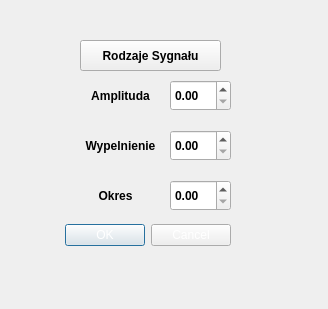
First picture: the form in oknogenerator.ui, repository 1jw310844/Projekt-03.02.25, before the edit.
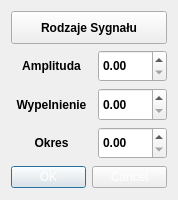
Second picture: the form after the edit.

Patch:
```diff
--- a/oknogenerator.ui
+++ b/oknogenerator.ui
@@ -6,8 +6,8 @@
    <rect>
     <x>0</x>
     <y>0</y>
-    <width>328</width>
-    <height>309</height>
+    <width>178</width>
+    <height>200</height>
    </rect>
   </property>
   <property name="sizePolicy">
@@ -18,8 +18,8 @@
   </property>
   <property name="minimumSize">
    <size>
-    <width>80</width>
-    <height>60</height>
+    <width>175</width>
+    <height>200</height>
    </size>
   </property>
   <property name="maximumSize">
@@ -40,41 +40,24 @@
   <property name="modal">
    <bool>true</bool>
   </property>
-  <widget class="QDialogButtonBox" name="ZatwierdzenieUstawien">
-   <property name="geometry">
-    <rect>
-     <x>40</x>
-     <y>200</y>
-     <width>191</width>
-     <height>71</height>
-    </rect>
-   </property>
-   <property name="font">
-    <font>
-     <bold>true</bold>
-    </font>
-   </property>
-   <property name="mouseTracking">
-    <bool>true</bool>
-   </property>
-   <property name="styleSheet">
-    <string notr="true">color: white</string>
-   </property>
-   <property name="orientation">
-    <enum>Qt::Orientation::Horizontal</enum>
-   </property>
-   <property name="standardButtons">
-    <set>QDialogButtonBox::StandardButton::Cancel|QDialogButtonBox::StandardButton::Ok</set>
-   </property>
-  </widget>
+  <layout class="QVBoxLayout" name="verticalLayout_3">
+   <item>
+    <layout class="QVBoxLayout" name="verticalLayout_2">
+     <item>
+      <layout class="QVBoxLayout" name="verticalLayout">
+       <item>
   <widget class="QToolButton" name="RodzajeSygnalu">
-   <property name="geometry">
-    <rect>
-     <x>80</x>
-     <y>40</y>
+         <property name="sizePolicy">
+          <sizepolicy hsizetype="Minimum" vsizetype="Minimum">
+           <horstretch>0</horstretch>
+           <verstretch>0</verstretch>
+          </sizepolicy>
+         </property>
+         <property name="minimumSize">
+          <size>
      <width>141</width>
      <height>31</height>
-    </rect>
+          </size>
    </property>
    <property name="font">
     <font>
@@ -85,14 +68,22 @@
     <string>Rodzaje Sygnału</string>
    </property>
   </widget>
+       </item>
+       <item>
+        <layout class="QHBoxLayout" name="horizontalLayout_3">
+         <item>
   <widget class="QLabel" name="AmplitudaNapis">
-   <property name="geometry">
-    <rect>
-     <x>80</x>
-     <y>80</y>
+           <property name="sizePolicy">
+            <sizepolicy hsizetype="Fixed" vsizetype="Minimum">
+             <horstretch>0</horstretch>
+             <verstretch>0</verstretch>
+            </sizepolicy>
+           </property>
+           <property name="minimumSize">
+            <size>
      <width>81</width>
      <height>31</height>
-    </rect>
+            </size>
    </property>
    <property name="font">
     <font>
@@ -106,14 +97,45 @@
     <set>Qt::AlignmentFlag::AlignCenter</set>
    </property>
   </widget>
+         </item>
+         <item>
+          <widget class="QDoubleSpinBox" name="Amplituda">
+           <property name="sizePolicy">
+            <sizepolicy hsizetype="Minimum" vsizetype="Minimum">
+             <horstretch>0</horstretch>
+             <verstretch>0</verstretch>
+            </sizepolicy>
+           </property>
+           <property name="minimumSize">
+            <size>
+             <width>61</width>
+             <height>31</height>
+            </size>
+           </property>
+           <property name="font">
+            <font>
+             <bold>true</bold>
+            </font>
+           </property>
+          </widget>
+         </item>
+        </layout>
+       </item>
+       <item>
+        <layout class="QHBoxLayout" name="horizontalLayout_2">
+         <item>
   <widget class="QLabel" name="WypelnienieNapis">
-   <property name="geometry">
-    <rect>
-     <x>80</x>
-     <y>130</y>
+           <property name="sizePolicy">
+            <sizepolicy hsizetype="Fixed" vsizetype="Minimum">
+             <horstretch>0</horstretch>
+             <verstretch>0</verstretch>
+            </sizepolicy>
+           </property>
+           <property name="minimumSize">
+            <size>
      <width>81</width>
      <height>31</height>
-    </rect>
+            </size>
    </property>
    <property name="font">
     <font>
@@ -127,14 +149,45 @@
     <set>Qt::AlignmentFlag::AlignCenter</set>
    </property>
   </widget>
+         </item>
+         <item>
+          <widget class="QDoubleSpinBox" name="Wypelnienie">
+           <property name="sizePolicy">
+            <sizepolicy hsizetype="Minimum" vsizetype="Minimum">
+             <horstretch>0</horstretch>
+             <verstretch>0</verstretch>
+            </sizepolicy>
+           </property>
+           <property name="minimumSize">
+            <size>
+             <width>61</width>
+             <height>31</height>
+            </size>
+           </property>
+           <property name="font">
+            <font>
+             <bold>true</bold>
+            </font>
+           </property>
+          </widget>
+         </item>
+        </layout>
+       </item>
+       <item>
+        <layout class="QHBoxLayout" name="horizontalLayout">
+         <item>
   <widget class="QLabel" name="OkresNapis">
-   <property name="geometry">
-    <rect>
-     <x>80</x>
-     <y>180</y>
-     <width>71</width>
+           <property name="sizePolicy">
+            <sizepolicy hsizetype="Fixed" vsizetype="Minimum">
+             <horstretch>0</horstretch>
+             <verstretch>0</verstretch>
+            </sizepolicy>
+           </property>
+           <property name="minimumSize">
+            <size>
+             <width>81</width>
      <height>31</height>
-    </rect>
+            </size>
    </property>
    <property name="font">
     <font>
@@ -148,44 +201,20 @@
     <set>Qt::AlignmentFlag::AlignCenter</set>
    </property>
   </widget>
-  <widget class="QDoubleSpinBox" name="Amplituda">
-   <property name="geometry">
-    <rect>
-     <x>170</x>
-     <y>80</y>
-     <width>61</width>
-     <height>31</height>
-    </rect>
-   </property>
-   <property name="font">
-    <font>
-     <bold>true</bold>
-    </font>
-   </property>
-  </widget>
-  <widget class="QDoubleSpinBox" name="Wypelnienie">
-   <property name="geometry">
-    <rect>
-     <x>170</x>
-     <y>130</y>
-     <width>61</width>
-     <height>31</height>
-    </rect>
-   </property>
-   <property name="font">
-    <font>
-     <bold>true</bold>
-    </font>
-   </property>
-  </widget>
+         </item>
+         <item>
   <widget class="QDoubleSpinBox" name="Okres">
-   <property name="geometry">
-    <rect>
-     <x>170</x>
-     <y>180</y>
+           <property name="sizePolicy">
+            <sizepolicy hsizetype="Minimum" vsizetype="Minimum">
+             <horstretch>0</horstretch>
+             <verstretch>0</verstretch>
+            </sizepolicy>
+           </property>
+           <property name="minimumSize">
+            <size>
      <width>61</width>
      <height>31</height>
-    </rect>
+            </size>
    </property>
    <property name="font">
     <font>
@@ -193,6 +222,47 @@
     </font>
    </property>
   </widget>
+         </item>
+        </layout>
+       </item>
+      </layout>
+     </item>
+     <item>
+      <widget class="QDialogButtonBox" name="ZatwierdzenieUstawien">
+       <property name="sizePolicy">
+        <sizepolicy hsizetype="Expanding" vsizetype="Fixed">
+         <horstretch>0</horstretch>
+         <verstretch>0</verstretch>
+        </sizepolicy>
+       </property>
+       <property name="minimumSize">
+        <size>
+         <width>156</width>
+         <height>24</height>
+        </size>
+       </property>
+       <property name="font">
+        <font>
+         <bold>true</bold>
+        </font>
+       </property>
+       <property name="mouseTracking">
+        <bool>true</bool>
+       </property>
+       <property name="styleSheet">
+        <string notr="true">color: white</string>
+       </property>
+       <property name="orientation">
+        <enum>Qt::Orientation::Horizontal</enum>
+       </property>
+       <property name="standardButtons">
+        <set>QDialogButtonBox::StandardButton::Cancel|QDialogButtonBox::StandardButton::Ok</set>
+       </property>
+      </widget>
+     </item>
+    </layout>
+   </item>
+  </layout>
  </widget>
  <resources/>
  <connections>
```
Lines whose indentation alone changed are shown as unchanged.
